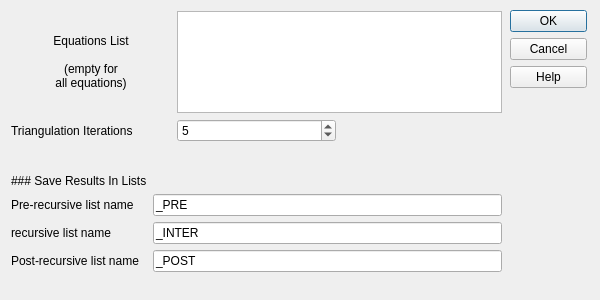
Old version of the form gui/menu/compute/compute_scc_decomposition.ui in the repository plan-be/iode.
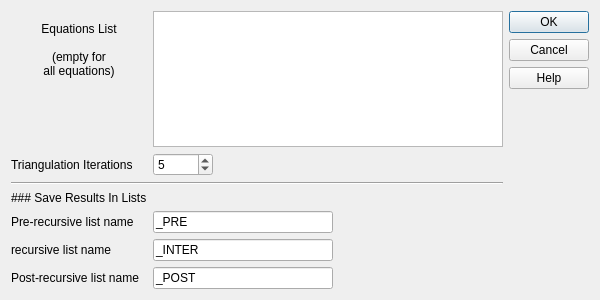
New version of the form. Icons and pictures are not drawn. Custom widgets are drawn as their Qt base class.

Commit message: GUI: (QIodeMenuComputeSCCDecomposition) enabled auto-complete in the textEdit_equations_list field

Patch:
```diff
--- a/gui/menu/compute/compute_scc_decomposition.ui
+++ b/gui/menu/compute/compute_scc_decomposition.ui
@@ -29,17 +29,8 @@
    <iconset>
     <normaloff>icons/Iodenew.ico</normaloff>icons/Iodenew.ico</iconset>
   </property>
-  <widget class="QWidget" name="layoutWidget">
-   <property name="geometry">
-    <rect>
-     <x>11</x>
-     <y>11</y>
-     <width>491</width>
-     <height>131</height>
-    </rect>
-   </property>
    <layout class="QGridLayout" name="gridLayout">
-    <item row="0" column="0">
+   <item row="0" column="0" rowspan="3">
      <widget class="QLabel" name="label_equations_list">
       <property name="text">
        <string>Equations List
@@ -52,43 +43,124 @@
       </property>
      </widget>
     </item>
-    <item row="0" column="1" colspan="2">
-     <widget class="QTextEdit" name="textEdit_equations_list"/>
-    </item>
-    <item row="1" column="0">
+   <item row="0" column="1" rowspan="4" colspan="5">
+    <widget class="QIodeCompleteTextEdit" name="textEdit_equations_list"/>
+   </item>
+   <item row="0" column="6">
+    <widget class="QPushButton" name="OKButton">
+     <property name="sizePolicy">
+      <sizepolicy hsizetype="Fixed" vsizetype="Fixed">
+       <horstretch>0</horstretch>
+       <verstretch>0</verstretch>
+      </sizepolicy>
+     </property>
+     <property name="text">
+      <string>OK</string>
+     </property>
+     <property name="shortcut">
+      <string>F10</string>
+     </property>
+    </widget>
+   </item>
+   <item row="1" column="6">
+    <widget class="QPushButton" name="cancelButton">
+     <property name="sizePolicy">
+      <sizepolicy hsizetype="Fixed" vsizetype="Fixed">
+       <horstretch>0</horstretch>
+       <verstretch>0</verstretch>
+      </sizepolicy>
+     </property>
+     <property name="text">
+      <string>Cancel</string>
+     </property>
+     <property name="shortcut">
+      <string>Esc</string>
+     </property>
+    </widget>
+   </item>
+   <item row="2" column="6">
+    <widget class="QPushButton" name="helpButton">
+     <property name="sizePolicy">
+      <sizepolicy hsizetype="Fixed" vsizetype="Fixed">
+       <horstretch>0</horstretch>
+       <verstretch>0</verstretch>
+      </sizepolicy>
+     </property>
+     <property name="text">
+      <string>Help</string>
+     </property>
+     <property name="shortcut">
+      <string>F1</string>
+     </property>
+    </widget>
+   </item>
+   <item row="3" column="6" rowspan="7">
+    <spacer name="verticalSpacer">
+     <property name="orientation">
+      <enum>Qt::Vertical</enum>
+     </property>
+     <property name="sizeHint" stdset="0">
+      <size>
+       <width>20</width>
+       <height>189</height>
+      </size>
+     </property>
+    </spacer>
+   </item>
+   <item row="4" column="0">
      <widget class="QLabel" name="label_triangulation_iterations">
       <property name="text">
        <string>Triangulation Iterations</string>
       </property>
      </widget>
     </item>
-    <item row="1" column="1">
+   <item row="4" column="1">
      <widget class="QSpinBox" name="spinBox_triangulation_iterations">
+     <property name="minimumSize">
+      <size>
+       <width>60</width>
+       <height>0</height>
+      </size>
+     </property>
+     <property name="maximumSize">
+      <size>
+       <width>60</width>
+       <height>16777215</height>
+      </size>
+     </property>
       <property name="value">
        <number>5</number>
       </property>
      </widget>
     </item>
-    <item row="1" column="2">
+   <item row="4" column="2" colspan="2">
+    <spacer name="horizontalSpacer">
+     <property name="orientation">
+      <enum>Qt::Horizontal</enum>
+     </property>
+     <property name="sizeHint" stdset="0">
+      <size>
+       <width>232</width>
+       <height>20</height>
+      </size>
+     </property>
+    </spacer>
+   </item>
+   <item row="4" column="4">
      <widget class="QLabel" name="label_2">
       <property name="text">
        <string/>
       </property>
      </widget>
     </item>
-   </layout>
-  </widget>
-  <widget class="QWidget" name="layoutWidget">
-   <property name="geometry">
-    <rect>
-     <x>11</x>
-     <y>174</y>
-     <width>491</width>
-     <height>105</height>
-    </rect>
-   </property>
-   <layout class="QFormLayout" name="formLayout">
-    <item row="0" column="0">
+   <item row="5" column="0" colspan="6">
+    <widget class="Line" name="line">
+     <property name="orientation">
+      <enum>Qt::Horizontal</enum>
+     </property>
+    </widget>
+   </item>
+   <item row="6" column="0">
      <widget class="QLabel" name="label_save_title">
       <property name="text">
        <string>### Save Results In Lists</string>
@@ -98,124 +170,132 @@
       </property>
      </widget>
     </item>
-    <item row="1" column="0">
+   <item row="7" column="0">
      <widget class="QLabel" name="label_pre_recursive">
       <property name="text">
        <string>Pre-recursive list name</string>
       </property>
      </widget>
     </item>
-    <item row="1" column="1">
+   <item row="7" column="1" colspan="2">
      <widget class="QLineEdit" name="lineEdit_pre_recursive_list_name">
+     <property name="minimumSize">
+      <size>
+       <width>180</width>
+       <height>0</height>
+      </size>
+     </property>
+     <property name="maximumSize">
+      <size>
+       <width>180</width>
+       <height>16777215</height>
+      </size>
+     </property>
       <property name="text">
        <string>_PRE</string>
       </property>
      </widget>
     </item>
-    <item row="2" column="0">
+   <item row="7" column="3" colspan="3">
+    <spacer name="horizontalSpacer_2">
+     <property name="orientation">
+      <enum>Qt::Horizontal</enum>
+     </property>
+     <property name="sizeHint" stdset="0">
+      <size>
+       <width>174</width>
+       <height>20</height>
+      </size>
+     </property>
+    </spacer>
+   </item>
+   <item row="8" column="0">
      <widget class="QLabel" name="label_inter_recursive">
       <property name="text">
        <string>recursive list name</string>
       </property>
      </widget>
     </item>
-    <item row="2" column="1">
+   <item row="8" column="1" colspan="2">
      <widget class="QLineEdit" name="lineEdit_inter_recursive_list_name">
+     <property name="minimumSize">
+      <size>
+       <width>180</width>
+       <height>0</height>
+      </size>
+     </property>
+     <property name="maximumSize">
+      <size>
+       <width>180</width>
+       <height>16777215</height>
+      </size>
+     </property>
       <property name="text">
        <string>_INTER</string>
       </property>
      </widget>
     </item>
-    <item row="3" column="0">
+   <item row="8" column="3" colspan="3">
+    <spacer name="horizontalSpacer_3">
+     <property name="orientation">
+      <enum>Qt::Horizontal</enum>
+     </property>
+     <property name="sizeHint" stdset="0">
+      <size>
+       <width>174</width>
+       <height>20</height>
+      </size>
+     </property>
+    </spacer>
+   </item>
+   <item row="9" column="0">
      <widget class="QLabel" name="label_post_recursive">
       <property name="text">
        <string>Post-recursive list name</string>
       </property>
      </widget>
     </item>
-    <item row="3" column="1">
+   <item row="9" column="1" colspan="2">
      <widget class="QLineEdit" name="lineEdit_post_recursive_list_name">
+     <property name="minimumSize">
+      <size>
+       <width>180</width>
+       <height>0</height>
+      </size>
+     </property>
+     <property name="maximumSize">
+      <size>
+       <width>180</width>
+       <height>16777215</height>
+      </size>
+     </property>
       <property name="text">
        <string>_POST</string>
       </property>
      </widget>
     </item>
-   </layout>
-  </widget>
-  <widget class="QWidget" name="layoutWidget_2">
-   <property name="geometry">
-    <rect>
-     <x>510</x>
-     <y>10</y>
-     <width>77</width>
-     <height>271</height>
-    </rect>
-   </property>
-   <layout class="QVBoxLayout" name="verticalLayout">
-    <item>
-     <widget class="QPushButton" name="OKButton">
-      <property name="sizePolicy">
-       <sizepolicy hsizetype="Fixed" vsizetype="Fixed">
-        <horstretch>0</horstretch>
-        <verstretch>0</verstretch>
-       </sizepolicy>
-      </property>
-      <property name="text">
-       <string>OK</string>
-      </property>
-      <property name="shortcut">
-       <string>F10</string>
-      </property>
-     </widget>
-    </item>
-    <item>
-     <widget class="QPushButton" name="cancelButton">
-      <property name="sizePolicy">
-       <sizepolicy hsizetype="Fixed" vsizetype="Fixed">
-        <horstretch>0</horstretch>
-        <verstretch>0</verstretch>
-       </sizepolicy>
-      </property>
-      <property name="text">
-       <string>Cancel</string>
-      </property>
-      <property name="shortcut">
-       <string>Esc</string>
-      </property>
-     </widget>
-    </item>
-    <item>
-     <widget class="QPushButton" name="helpButton">
-      <property name="sizePolicy">
-       <sizepolicy hsizetype="Fixed" vsizetype="Fixed">
-        <horstretch>0</horstretch>
-        <verstretch>0</verstretch>
-       </sizepolicy>
-      </property>
-      <property name="text">
-       <string>Help</string>
-      </property>
-      <property name="shortcut">
-       <string>F1</string>
-      </property>
-     </widget>
-    </item>
-    <item>
-     <spacer name="verticalSpacer">
+   <item row="9" column="3" colspan="3">
+    <spacer name="horizontalSpacer_4">
       <property name="orientation">
-       <enum>Qt::Vertical</enum>
+      <enum>Qt::Horizontal</enum>
       </property>
       <property name="sizeHint" stdset="0">
        <size>
-        <width>20</width>
-        <height>40</height>
+       <width>174</width>
+       <height>20</height>
        </size>
       </property>
      </spacer>
     </item>
    </layout>
   </widget>
- </widget>
+ <customwidgets>
+  <customwidget>
+   <class>QIodeCompleteTextEdit</class>
+   <extends>QPlainTextEdit</extends>
+   <header>custom_widgets/complete_text_edit.h</header>
+  </customwidget>
+ </customwidgets>
  <resources/>
  <connections>
   <connection>
```
Lines whose indentation alone changed are shown as unchanged. The commit also changes 2 other files.
